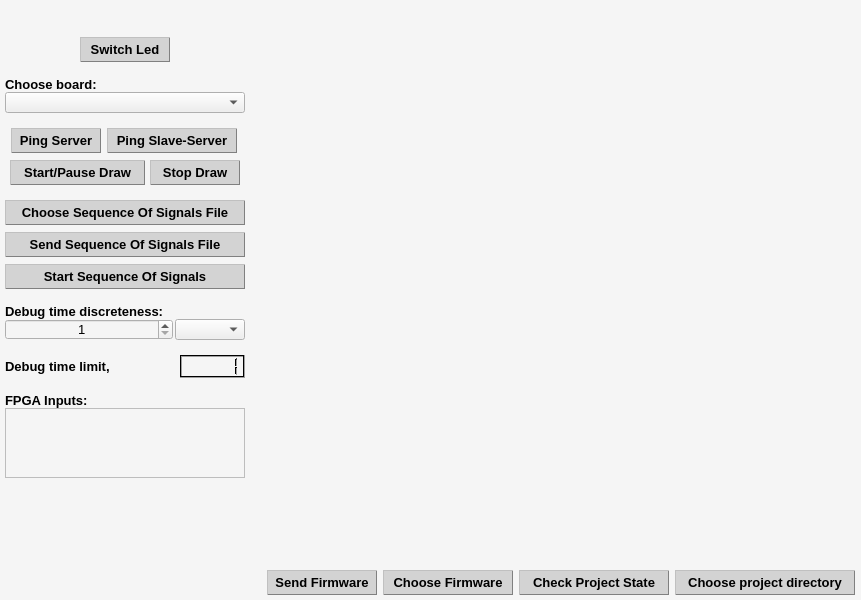
Old version of the form CLIENT/RHE_Client/rhe_widget.ui in the repository qvinn/RHE.
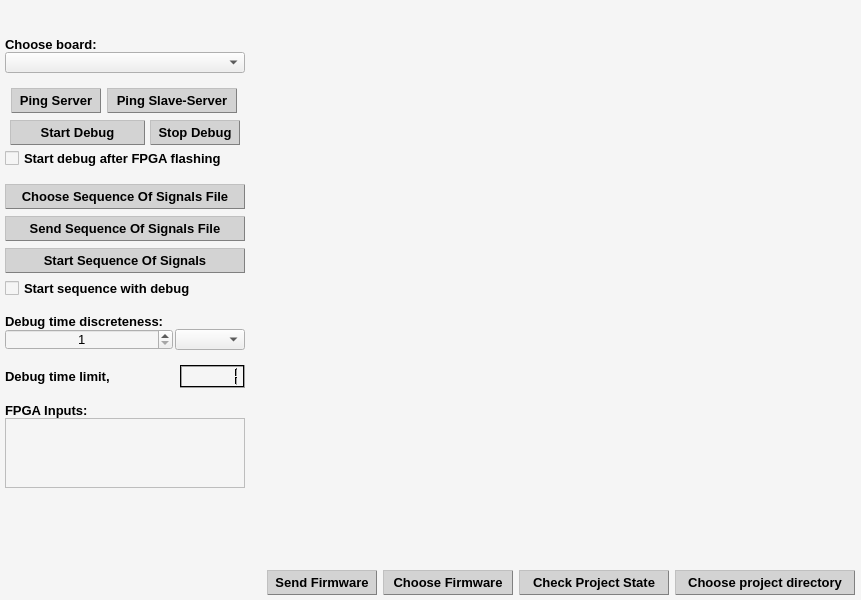
New version of the form.

```diff
--- a/CLIENT/RHE_Client/rhe_widget.ui
+++ b/CLIENT/RHE_Client/rhe_widget.ui
@@ -128,7 +128,7 @@
       <x>0</x>
       <y>0</y>
       <width>861</width>
-      <height>571</height>
+      <height>578</height>
      </rect>
     </property>
     <layout class="QHBoxLayout" name="horizontalLayout_2">
@@ -316,305 +316,6 @@
          </property>
         </spacer>
        </item>
-       <item>
-        <layout class="QHBoxLayout" name="horizontalLayout_3">
-         <item>
-          <widget class="QPushButton" name="pushButton">
-           <property name="minimumSize">
-            <size>
-             <width>90</width>
-             <height>25</height>
-            </size>
-           </property>
-           <property name="maximumSize">
-            <size>
-             <width>90</width>
-             <height>25</height>
-            </size>
-           </property>
-           <property name="palette">
-            <palette>
-             <active>
-              <colorrole role="WindowText">
-               <brush brushstyle="SolidPattern">
-                <color alpha="255">
-                 <red>0</red>
-                 <green>0</green>
-                 <blue>0</blue>
-                </color>
-               </brush>
-              </colorrole>
-              <colorrole role="Button">
-               <brush brushstyle="SolidPattern">
-                <color alpha="255">
-                 <red>211</red>
-                 <green>211</green>
-                 <blue>211</blue>
-                </color>
-               </brush>
-              </colorrole>
-              <colorrole role="Text">
-               <brush brushstyle="SolidPattern">
-                <color alpha="255">
-                 <red>0</red>
-                 <green>0</green>
-                 <blue>0</blue>
-                </color>
-               </brush>
-              </colorrole>
-              <colorrole role="ButtonText">
-               <brush brushstyle="SolidPattern">
-                <color alpha="255">
-                 <red>0</red>
-                 <green>0</green>
-                 <blue>0</blue>
-                </color>
-               </brush>
-              </colorrole>
-              <colorrole role="Base">
-               <brush brushstyle="SolidPattern">
-                <color alpha="255">
-                 <red>211</red>
-                 <green>211</green>
-                 <blue>211</blue>
-                </color>
-               </brush>
-              </colorrole>
-              <colorrole role="Window">
-               <brush brushstyle="SolidPattern">
-                <color alpha="255">
-                 <red>211</red>
-                 <green>211</green>
-                 <blue>211</blue>
-                </color>
-               </brush>
-              </colorrole>
-              <colorrole role="PlaceholderText">
-               <brush brushstyle="SolidPattern">
-                <color alpha="128">
-                 <red>0</red>
-                 <green>0</green>
-                 <blue>0</blue>
-                </color>
-               </brush>
-              </colorrole>
-             </active>
-             <inactive>
-              <colorrole role="WindowText">
-               <brush brushstyle="SolidPattern">
-                <color alpha="255">
-                 <red>0</red>
-                 <green>0</green>
-                 <blue>0</blue>
-                </color>
-               </brush>
-              </colorrole>
-              <colorrole role="Button">
-               <brush brushstyle="SolidPattern">
-                <color alpha="255">
-                 <red>211</red>
-                 <green>211</green>
-                 <blue>211</blue>
-                </color>
-               </brush>
-              </colorrole>
-              <colorrole role="Text">
-               <brush brushstyle="SolidPattern">
-                <color alpha="255">
-                 <red>0</red>
-                 <green>0</green>
-                 <blue>0</blue>
-                </color>
-               </brush>
-              </colorrole>
-              <colorrole role="ButtonText">
-               <brush brushstyle="SolidPattern">
-                <color alpha="255">
-                 <red>0</red>
-                 <green>0</green>
-                 <blue>0</blue>
-                </color>
-               </brush>
-              </colorrole>
-              <colorrole role="Base">
-               <brush brushstyle="SolidPattern">
-                <color alpha="255">
-                 <red>211</red>
-                 <green>211</green>
-                 <blue>211</blue>
-                </color>
-               </brush>
-              </colorrole>
-              <colorrole role="Window">
-               <brush brushstyle="SolidPattern">
-                <color alpha="255">
-                 <red>211</red>
-                 <green>211</green>
-                 <blue>211</blue>
-                </color>
-               </brush>
-              </colorrole>
-              <colorrole role="PlaceholderText">
-               <brush brushstyle="SolidPattern">
-                <color alpha="128">
-                 <red>0</red>
-                 <green>0</green>
-                 <blue>0</blue>
-                </color>
-               </brush>
-              </colorrole>
-             </inactive>
-             <disabled>
-              <colorrole role="WindowText">
-               <brush brushstyle="SolidPattern">
-                <color alpha="255">
-                 <red>0</red>
-                 <green>0</green>
-                 <blue>0</blue>
-                </color>
-               </brush>
-              </colorrole>
-              <colorrole role="Button">
-               <brush brushstyle="SolidPattern">
-                <color alpha="255">
-                 <red>173</red>
-                 <green>216</green>
-                 <blue>230</blue>
-                </color>
-               </brush>
-              </colorrole>
-              <colorrole role="Text">
-               <brush brushstyle="SolidPattern">
-                <color alpha="255">
-                 <red>0</red>
-                 <green>0</green>
-                 <blue>0</blue>
-                </color>
-               </brush>
-              </colorrole>
-              <colorrole role="ButtonText">
-               <brush brushstyle="SolidPattern">
-                <color alpha="255">
-                 <red>0</red>
-                 <green>0</green>
-                 <blue>0</blue>
-                </color>
-               </brush>
-              </colorrole>
-              <colorrole role="Base">
-               <brush brushstyle="SolidPattern">
-                <color alpha="255">
-                 <red>173</red>
-                 <green>216</green>
-                 <blue>230</blue>
-                </color>
-               </brush>
-              </colorrole>
-              <colorrole role="Window">
-               <brush brushstyle="SolidPattern">
-                <color alpha="255">
-                 <red>173</red>
-                 <green>216</green>
-                 <blue>230</blue>
-                </color>
-               </brush>
-              </colorrole>
-              <colorrole role="PlaceholderText">
-               <brush brushstyle="SolidPattern">
-                <color alpha="128">
-                 <red>231</red>
-                 <green>231</green>
-                 <blue>231</blue>
-                </color>
-               </brush>
-              </colorrole>
-             </disabled>
-            </palette>
-           </property>
-           <property name="font">
-            <font>
-             <family>Tahoma</family>
-             <pointsize>10</pointsize>
-             <weight>75</weight>
-             <bold>true</bold>
-            </font>
-           </property>
-           <property name="styleSheet">
-            <string notr="true">QPushButton:checked{
-	background-color: lightblue;
-	border-style: outset;
-	color: black;
-	font: bold 10p;
-	border-style: outset;
-	border-width: 1px;
-	border-radius: 0px;
-	border-color: blue;
-	padding: 0px 0px;
-}
-QPushButton:pressed{
-	background-color: lightblue;
-	border-style: outset;
-	color: black;
-	font: bold 10p;
-	border-style: outset;
-	border-width: 1px;
-	border-radius: 0px;
-	border-color: blue;
-	padding: 0px 0px;
-}
-QPushButton:disabled{
-	background-color: lightblue;
-	border-style: outset;
-	color: black;
-	font: bold 10p;
-	border-style: outset;
-	border-width: 1px;
-	border-radius: 0px;
-	border-color: blue;
-	padding: 0px 0px;
-}
-QPushButton{
-	background-color: lightGray;
-	color: black;
-	border-style: outset;
-	border-width: 1px;
-	border-radius: 0px;
-	border-color: gray;
-	padding: 0px 0px;
-}
-QPushButton:hover{
-	border-style: outset;
-	border-width: 1px;
-	border-radius: 0px;
-	border-color: royalblue;
-}</string>
-           </property>
-           <property name="text">
-            <string>Switch Led</string>
-           </property>
-           <property name="autoDefault">
-            <bool>false</bool>
-           </property>
-          </widget>
-         </item>
-        </layout>
-       </item>
-       <item>
-        <spacer name="verticalSpacer_3">
-         <property name="orientation">
-          <enum>Qt::Vertical</enum>
-         </property>
-         <property name="sizeType">
-          <enum>QSizePolicy::Fixed</enum>
-         </property>
-         <property name="sizeHint" stdset="0">
-          <size>
-           <width>20</width>
-           <height>15</height>
-          </size>
-         </property>
-        </spacer>
-       </item>
        <item>
         <widget class="QLabel" name="lbl_chs_brd">
          <property name="sizePolicy">
@@ -1629,7 +1330,7 @@
 }</string>
            </property>
            <property name="text">
-            <string>Start/Pause Draw</string>
+            <string>Start Debug</string>
            </property>
            <property name="autoDefault">
             <bool>false</bool>
@@ -1908,7 +1609,7 @@
 }</string>
            </property>
            <property name="text">
-            <string>Stop Draw</string>
+            <string>Stop Debug</string>
            </property>
            <property name="autoDefault">
             <bool>false</bool>
@@ -1917,6 +1618,55 @@
          </item>
         </layout>
        </item>
+       <item>
+        <spacer name="verticalSpacer_7">
+         <property name="orientation">
+          <enum>Qt::Vertical</enum>
+         </property>
+         <property name="sizeType">
+          <enum>QSizePolicy::Fixed</enum>
+         </property>
+         <property name="sizeHint" stdset="0">
+          <size>
+           <width>20</width>
+           <height>3</height>
+          </size>
+         </property>
+        </spacer>
+       </item>
+       <item>
+        <widget class="QCheckBox" name="chckBx_strt_dbg_aftr_flsh">
+         <property name="sizePolicy">
+          <sizepolicy hsizetype="Minimum" vsizetype="Fixed">
+           <horstretch>0</horstretch>
+           <verstretch>0</verstretch>
+          </sizepolicy>
+         </property>
+         <property name="minimumSize">
+          <size>
+           <width>0</width>
+           <height>21</height>
+          </size>
+         </property>
+         <property name="maximumSize">
+          <size>
+           <width>16777215</width>
+           <height>21</height>
+          </size>
+         </property>
+         <property name="font">
+          <font>
+           <family>Tahoma</family>
+           <pointsize>10</pointsize>
+           <weight>75</weight>
+           <bold>true</bold>
+          </font>
+         </property>
+         <property name="text">
+          <string>Start debug after FPGA flashing</string>
+         </property>
+        </widget>
+       </item>
        <item>
         <spacer name="verticalSpacer_6">
          <property name="orientation">
@@ -2820,6 +2570,86 @@
          </property>
         </widget>
        </item>
+       <item>
+        <spacer name="verticalSpacer_13">
+         <property name="orientation">
+          <enum>Qt::Vertical</enum>
+         </property>
+         <property name="sizeType">
+          <enum>QSizePolicy::Fixed</enum>
+         </property>
+         <property name="sizeHint" stdset="0">
+          <size>
+           <width>20</width>
+           <height>5</height>
+          </size>
+         </property>
+        </spacer>
+       </item>
+       <item>
+        <widget class="QCheckBox" name="chckBx_strt_sqnc_of_sgn_with_dbg">
+         <property name="minimumSize">
+          <size>
+           <width>0</width>
+           <height>21</height>
+          </size>
+         </property>
+         <property name="maximumSize">
+          <size>
+           <width>16777215</width>
+           <height>21</height>
+          </size>
+         </property>
+         <property name="palette">
+          <palette>
+           <active>
+            <colorrole role="WindowText">
+             <brush brushstyle="SolidPattern">
+              <color alpha="255">
+               <red>0</red>
+               <green>0</green>
+               <blue>0</blue>
+              </color>
+             </brush>
+            </colorrole>
+           </active>
+           <inactive>
+            <colorrole role="WindowText">
+             <brush brushstyle="SolidPattern">
+              <color alpha="255">
+               <red>0</red>
+               <green>0</green>
+               <blue>0</blue>
+              </color>
+             </brush>
+            </colorrole>
+           </inactive>
+           <disabled>
+            <colorrole role="WindowText">
+             <brush brushstyle="SolidPattern">
+              <color alpha="127">
+               <red>57</red>
+               <green>57</green>
+               <blue>57</blue>
+              </color>
+             </brush>
+            </colorrole>
+           </disabled>
+          </palette>
+         </property>
+         <property name="font">
+          <font>
+           <family>Tahoma</family>
+           <pointsize>10</pointsize>
+           <weight>75</weight>
+           <bold>true</bold>
+          </font>
+         </property>
+         <property name="text">
+          <string>Start sequence with debug</string>
+         </property>
+        </widget>
+       </item>
        <item>
         <spacer name="verticalSpacer_10">
          <property name="orientation">
@@ -3407,6 +3237,9 @@
          <property name="text">
           <string notr="true"/>
          </property>
+         <property name="alignment">
+          <set>Qt::AlignCenter</set>
+         </property>
         </widget>
        </item>
       </layout>
```
Left out of the diff: 4 changed lines with no effect on the pictures.
